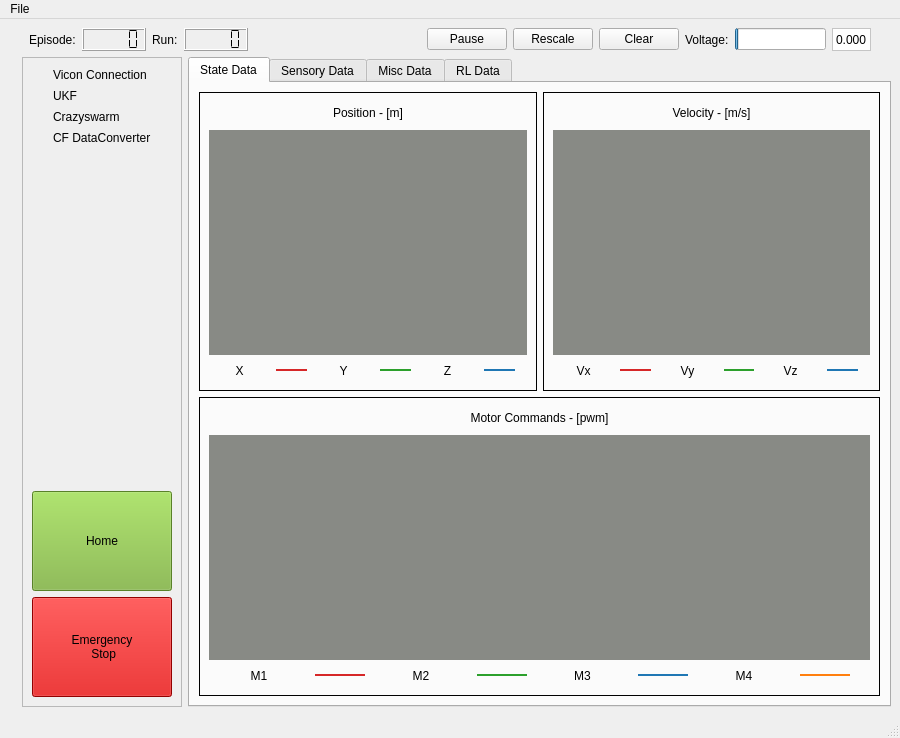
The window that crazyflie_dashboard/DashboardWindow.ui (bhabas/sar_simulation) describes before a commit, drawn with Qt 5.
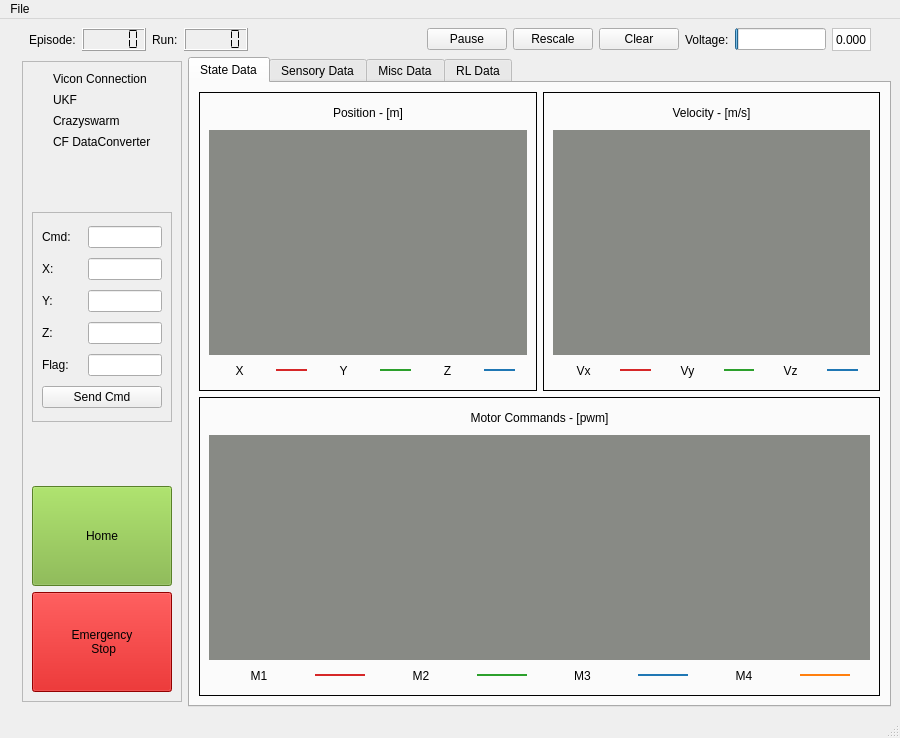
The same window after the commit. The open tabs and pages were chosen to show the change. Icons and pictures are not drawn. Custom widgets are drawn as their Qt base class.

Commit message: Added send cmd option to dashboard

The edit to the form file:
```diff
--- a/crazyflie_dashboard/DashboardWindow.ui
+++ b/crazyflie_dashboard/DashboardWindow.ui
@@ -13,7 +13,7 @@
   <property name="minimumSize">
    <size>
     <width>770</width>
-    <height>500</height>
+    <height>738</height>
    </size>
   </property>
   <property name="windowTitle">
@@ -24,7 +24,7 @@
   </property>
   <widget class="QWidget" name="centralwidget">
    <property name="sizePolicy">
-    <sizepolicy hsizetype="MinimumExpanding" vsizetype="Preferred">
+    <sizepolicy hsizetype="MinimumExpanding" vsizetype="Fixed">
      <horstretch>0</horstretch>
      <verstretch>0</verstretch>
     </sizepolicy>
@@ -216,7 +216,7 @@
       <item>
        <widget class="QFrame" name="frame_11">
         <property name="sizePolicy">
-         <sizepolicy hsizetype="Fixed" vsizetype="Preferred">
+         <sizepolicy hsizetype="Fixed" vsizetype="MinimumExpanding">
           <horstretch>0</horstretch>
           <verstretch>0</verstretch>
          </sizepolicy>
@@ -224,7 +224,13 @@
         <property name="minimumSize">
          <size>
           <width>160</width>
-          <height>0</height>
+          <height>641</height>
+         </size>
+        </property>
+        <property name="maximumSize">
+         <size>
+          <width>160</width>
+          <height>641</height>
          </size>
         </property>
         <property name="frameShape">
@@ -233,9 +239,9 @@
         <property name="frameShadow">
          <enum>QFrame::Raised</enum>
         </property>
-        <layout class="QVBoxLayout" name="verticalLayout_2">
+        <layout class="QVBoxLayout" name="verticalLayout_5">
          <item>
-          <layout class="QFormLayout" name="formLayout">
+          <layout class="QGridLayout" name="gridLayout_3">
            <item row="0" column="0">
             <layout class="QHBoxLayout" name="horizontalLayout_25">
              <item>
@@ -406,6 +412,186 @@
            </item>
           </layout>
          </item>
+         <item>
+          <spacer name="verticalSpacer_2">
+           <property name="orientation">
+            <enum>Qt::Vertical</enum>
+           </property>
+           <property name="sizeHint" stdset="0">
+            <size>
+             <width>20</width>
+             <height>204</height>
+            </size>
+           </property>
+          </spacer>
+         </item>
+         <item>
+          <widget class="QFrame" name="frame_16">
+           <property name="sizePolicy">
+            <sizepolicy hsizetype="Preferred" vsizetype="Fixed">
+             <horstretch>0</horstretch>
+             <verstretch>0</verstretch>
+            </sizepolicy>
+           </property>
+           <property name="minimumSize">
+            <size>
+             <width>0</width>
+             <height>210</height>
+            </size>
+           </property>
+           <property name="maximumSize">
+            <size>
+             <width>16777215</width>
+             <height>210</height>
+            </size>
+           </property>
+           <property name="frameShape">
+            <enum>QFrame::StyledPanel</enum>
+           </property>
+           <property name="frameShadow">
+            <enum>QFrame::Raised</enum>
+           </property>
+           <layout class="QVBoxLayout" name="verticalLayout_2">
+            <item>
+             <layout class="QHBoxLayout" name="Cmd_Type">
+              <item>
+               <widget class="QLabel" name="label">
+                <property name="sizePolicy">
+                 <sizepolicy hsizetype="Maximum" vsizetype="Preferred">
+                  <horstretch>0</horstretch>
+                  <verstretch>0</verstretch>
+                 </sizepolicy>
+                </property>
+                <property name="minimumSize">
+                 <size>
+                  <width>40</width>
+                  <height>0</height>
+                 </size>
+                </property>
+                <property name="text">
+                 <string>Cmd:</string>
+                </property>
+               </widget>
+              </item>
+              <item>
+               <widget class="QLineEdit" name="Cmd_Type_LineEdit"/>
+              </item>
+             </layout>
+            </item>
+            <item>
+             <layout class="QHBoxLayout" name="Cmd_X">
+              <item>
+               <widget class="QLabel" name="label_2">
+                <property name="sizePolicy">
+                 <sizepolicy hsizetype="Maximum" vsizetype="Preferred">
+                  <horstretch>0</horstretch>
+                  <verstretch>0</verstretch>
+                 </sizepolicy>
+                </property>
+                <property name="minimumSize">
+                 <size>
+                  <width>40</width>
+                  <height>0</height>
+                 </size>
+                </property>
+                <property name="text">
+                 <string>X:</string>
+                </property>
+               </widget>
+              </item>
+              <item>
+               <widget class="QLineEdit" name="Cmd_X_LineEdit"/>
+              </item>
+             </layout>
+            </item>
+            <item>
+             <layout class="QHBoxLayout" name="Cmd_Y">
+              <item>
+               <widget class="QLabel" name="label_3">
+                <property name="sizePolicy">
+                 <sizepolicy hsizetype="Preferred" vsizetype="Maximum">
+                  <horstretch>0</horstretch>
+                  <verstretch>0</verstretch>
+                 </sizepolicy>
+                </property>
+                <property name="minimumSize">
+                 <size>
+                  <width>40</width>
+                  <height>0</height>
+                 </size>
+                </property>
+                <property name="text">
+                 <string>Y:</string>
+                </property>
+               </widget>
+              </item>
+              <item>
+               <widget class="QLineEdit" name="Cmd_Y_LineEdit"/>
+              </item>
+             </layout>
+            </item>
+            <item>
+             <layout class="QHBoxLayout" name="Cmd_Z">
+              <item>
+               <widget class="QLabel" name="label_4">
+                <property name="sizePolicy">
+                 <sizepolicy hsizetype="Maximum" vsizetype="Preferred">
+                  <horstretch>0</horstretch>
+                  <verstretch>0</verstretch>
+                 </sizepolicy>
+                </property>
+                <property name="minimumSize">
+                 <size>
+                  <width>40</width>
+                  <height>0</height>
+                 </size>
+                </property>
+                <property name="text">
+                 <string>Z:</string>
+                </property>
+               </widget>
+              </item>
+              <item>
+               <widget class="QLineEdit" name="Cmd_Z_LineEdit"/>
+              </item>
+             </layout>
+            </item>
+            <item>
+             <layout class="QHBoxLayout" name="Cmd_Flag">
+              <item>
+               <widget class="QLabel" name="label_5">
+                <property name="sizePolicy">
+                 <sizepolicy hsizetype="Maximum" vsizetype="Preferred">
+                  <horstretch>0</horstretch>
+                  <verstretch>0</verstretch>
+                 </sizepolicy>
+                </property>
+                <property name="minimumSize">
+                 <size>
+                  <width>40</width>
+                  <height>0</height>
+                 </size>
+                </property>
+                <property name="text">
+                 <string>Flag:</string>
+                </property>
+               </widget>
+              </item>
+              <item>
+               <widget class="QLineEdit" name="Cmd_Flag_LineEdit"/>
+              </item>
+             </layout>
+            </item>
+            <item>
+             <widget class="QPushButton" name="Cmd_Button">
+              <property name="text">
+               <string>Send Cmd</string>
+              </property>
+             </widget>
+            </item>
+           </layout>
+          </widget>
+         </item>
          <item>
           <spacer name="verticalSpacer">
            <property name="orientation">
```
Left out of the diff: 2 changed lines with no effect on the pictures. The commit also changes 1 other file.
